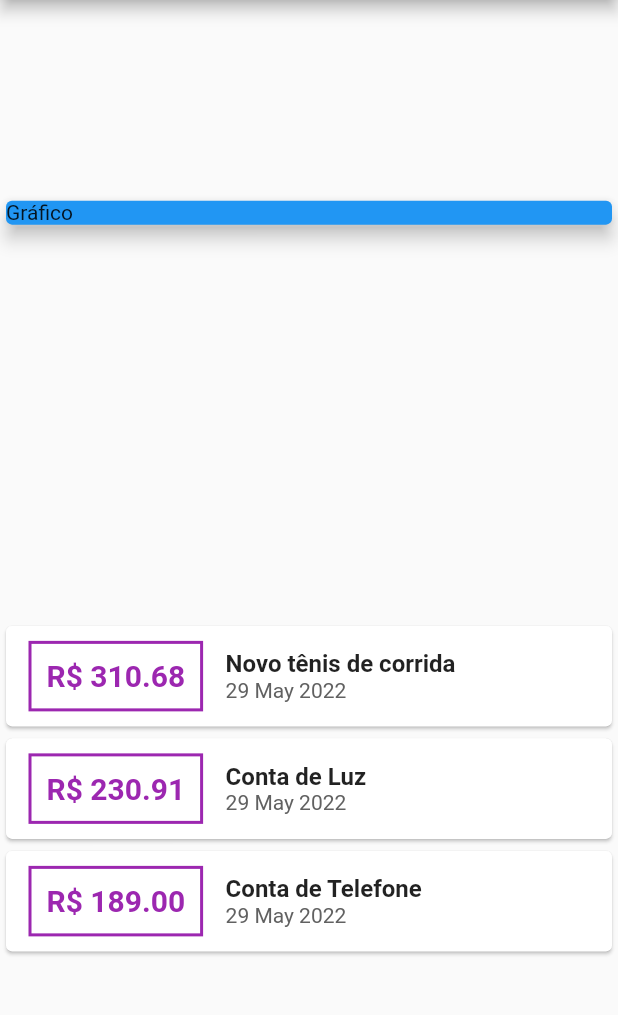
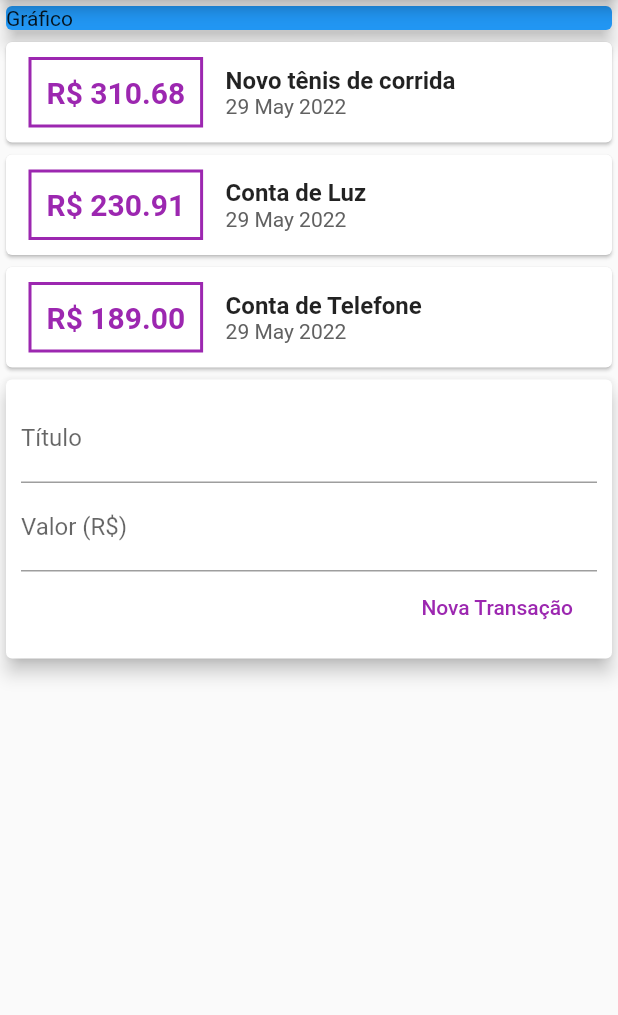
Before and after one commit to vjeremiasbraz/flutter_despesas_pessoais, a Flutter app: the screen it shows after launch, on a phone screen of 412 x 824 dp, the part 84-1099 px from its top. Run offline on Flutter 3.47's test engine with Material 2 defaults, Android fonts, the phone set to English and light mode, and no system bars.

Commit message:
Aula 103

```diff
--- a/lib/main.dart
+++ b/lib/main.dart
@@ -12,6 +12,9 @@ class ExpensesApp extends StatelessWidget {
 }
 
 class MyHomePage extends StatelessWidget {
+  final titleControler = TextEditingController();
+  final valueControler = TextEditingController();
+
   final _transaction = [
     Transaction(
         id: 't1',
@@ -34,7 +37,6 @@ class MyHomePage extends StatelessWidget {
           title: Text('Despesas Pessoais'),
         ),
         body: Column(
-            mainAxisAlignment: MainAxisAlignment.spaceAround,
             crossAxisAlignment: CrossAxisAlignment.stretch,
             children: <Widget>[
               Container(
@@ -85,6 +87,39 @@ class MyHomePage extends StatelessWidget {
                   );
                 }).toList(),
               ),
+              Card(
+                elevation: 5,
+                child: Padding(
+                  padding: const EdgeInsets.all(10),
+                  child: Column(
+                    children: <Widget>[
+                      TextField(
+                        controller: titleControler,
+                        decoration: InputDecoration(labelText: 'Título'),
+                      ),
+                      TextField(
+                        controller: valueControler,
+                        decoration: InputDecoration(
+                          labelText: 'Valor (R\$)',
+                        ),
+                      ),
+                      Row(
+                        mainAxisAlignment: MainAxisAlignment.end,
+                        children: [
+                          FlatButton(
+                            child: Text('Nova Transação'),
+                            textColor: Colors.purple,
+                            onPressed: () {
+                              print(titleControler.text);
+                              print(valueControler.text);
+                            },
+                          ),
+                        ],
+                      ),
+                    ],
+                  ),
+                ),
+              )
             ]));
   }
 }
```
